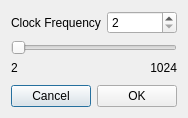
Before: the Qt Designer form app/clockdialog.ui in GIBIS-UNIFESP/wiRedPanda, drawn with Qt 5.
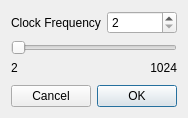
After: the same form once the commit is applied. Icons and pictures are not drawn.

The edit to the form file:
```diff
--- a/app/clockdialog.ui
+++ b/app/clockdialog.ui
@@ -84,6 +84,9 @@
        <property name="text">
         <string>Cancel</string>
        </property>
+       <property name="autoDefault">
+        <bool>false</bool>
+       </property>
       </widget>
      </item>
      <item>
@@ -91,6 +94,9 @@
        <property name="text">
         <string>OK</string>
        </property>
+       <property name="default">
+        <bool>true</bool>
+       </property>
       </widget>
      </item>
     </layout>
```
